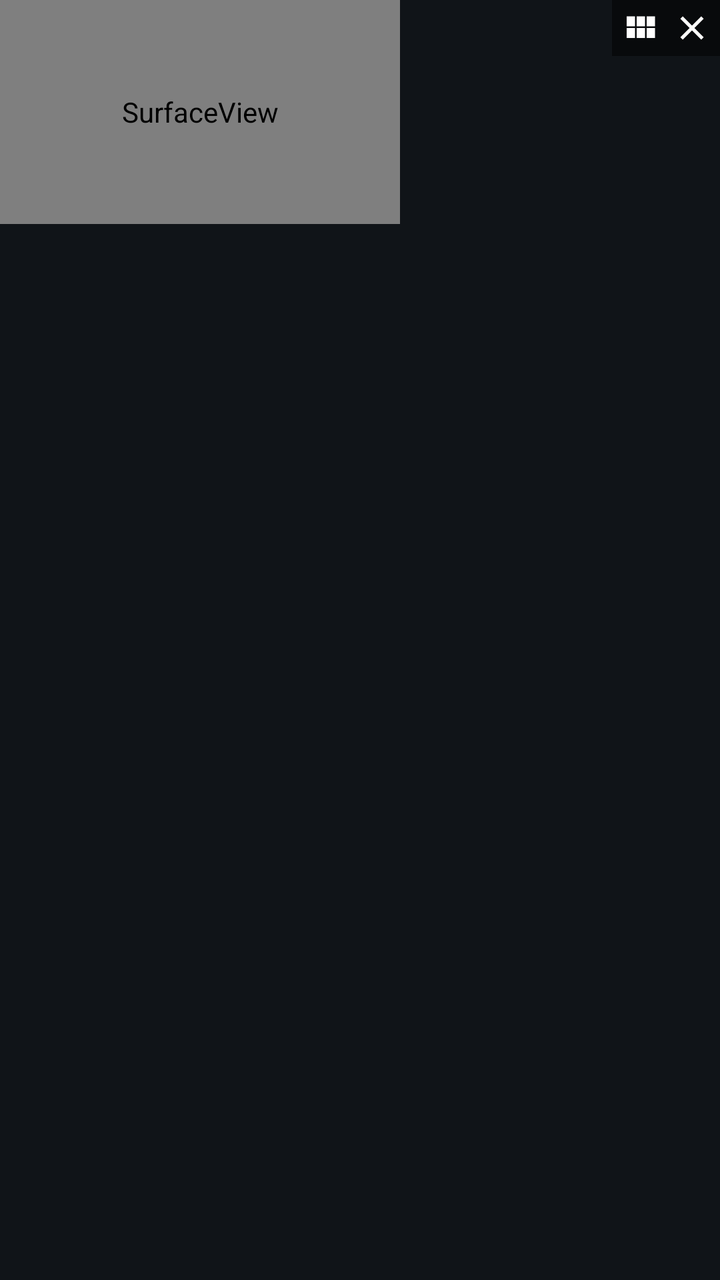
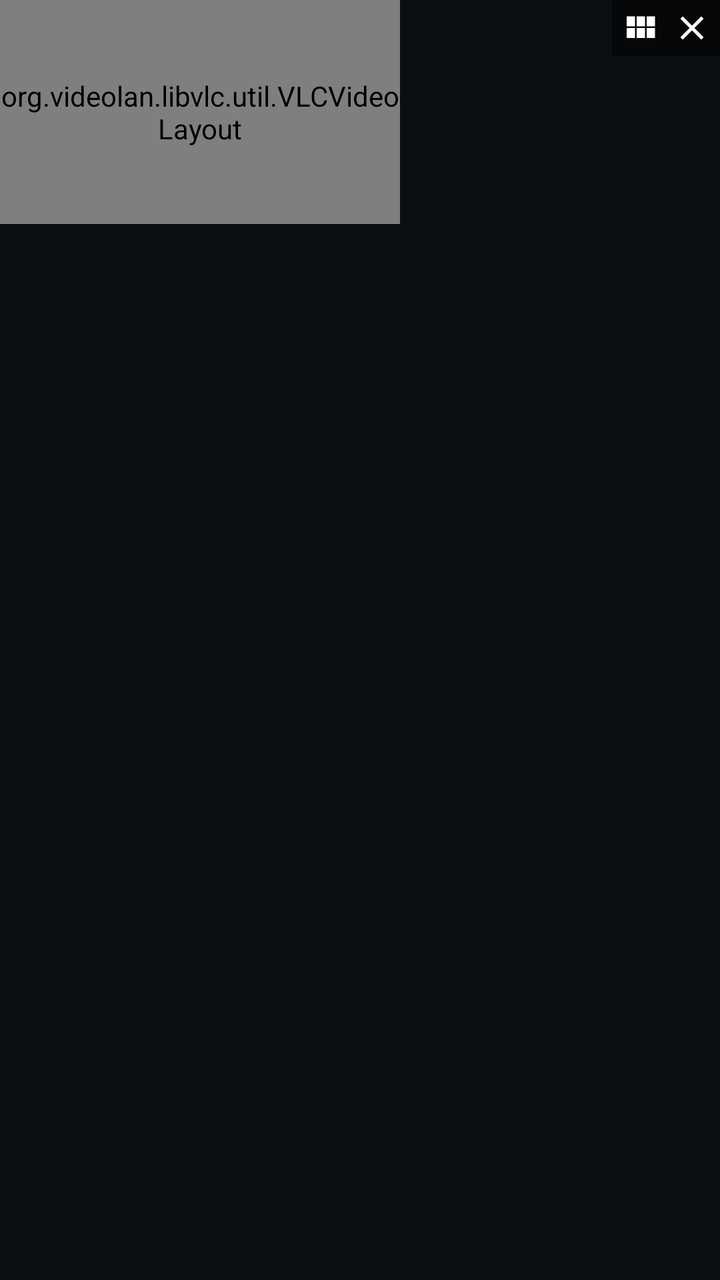

The first picture is an Android layout as it rendered before a commit; the second is the same layout after the commit. The layout source and the unified diff follow.
<!-- AndroidManifest.xml: application theme Theme.CameraManager -->
<!-- res/layout/window_floating.xml -->
<?xml version="1.0" encoding="utf-8"?>
<FrameLayout xmlns:android="http://schemas.android.com/apk/res/android"
    android:layout_width="wrap_content" android:layout_height="wrap_content"
    android:background="#00000000">

    <SurfaceView android:id="@+id/floatSurface"
        android:layout_width="200dp" android:layout_height="112dp"
        android:background="#000000"/>

    <LinearLayout
        android:layout_width="wrap_content" android:layout_height="wrap_content"
        android:layout_gravity="end|top"
        android:orientation="horizontal" android:background="#80000000"
        android:padding="4dp">
        <ImageView android:id="@+id/floatExpand"
            android:layout_width="20dp" android:layout_height="20dp"
            android:src="@drawable/ic_grid" android:tint="@color/white"
            android:layout_marginEnd="6dp"/>
        <ImageView android:id="@+id/floatClose"
            android:layout_width="20dp" android:layout_height="20dp"
            android:src="@drawable/ic_close" android:tint="@color/white"/>
    </LinearLayout>
</FrameLayout>
<!-- resources referenced by this layout -->
<resources>
  <color name="white">#FFFFFFFF</color>
  <!-- drawable ic_close (drawable) -->
  <vector xmlns:android="http://schemas.android.com/apk/res/android"
      android:width="24dp" android:height="24dp"
      android:viewportWidth="24" android:viewportHeight="24"
      android:tint="@color/white">
      <path android:fillColor="@android:color/white"
          android:pathData="M19,6.41L17.59,5 12,10.59 6.41,5 5,6.41 10.59,12 5,17.59 6.41,19 12,13.41 17.59,19 19,17.59 13.41,12z"/>
  </vector>
  <!-- drawable ic_grid (drawable) -->
  <vector xmlns:android="http://schemas.android.com/apk/res/android"
      android:width="24dp" android:height="24dp"
      android:viewportWidth="24" android:viewportHeight="24"
      android:tint="@color/white">
      <path android:fillColor="@android:color/white"
          android:pathData="M4,11h5V5H4zM4,18h5v-6H4zM10,18h5v-6h-5zM16,18h5v-6h-5zM10,11h5V5h-5zM16,5v6h5V5z"/>
  </vector>
  <style name="Theme.CameraManager" parent="Theme.MaterialComponents.DayNight.NoActionBar">
          <item name="colorPrimary">@color/brand_primary</item>
          <item name="colorPrimaryVariant">@color/brand_primary_dark</item>
          <item name="colorOnPrimary">@color/white</item>
          <item name="colorSecondary">@color/brand_accent</item>
          <item name="colorOnSecondary">@color/black</item>
          <item name="android:colorBackground">@color/bg_dark</item>
          <item name="android:windowBackground">@color/bg_dark</item>
          <item name="android:statusBarColor" tools:targetApi="l">@color/brand_primary_dark</item>
          <item name="materialAlertDialogTheme">@style/AlertDialogDark</item>
      </style>
  <color name="brand_primary">#1565C0</color>
  <color name="brand_primary_dark">#0D47A1</color>
  <color name="brand_accent">#FF9800</color>
  <color name="black">#FF000000</color>
  <color name="bg_dark">#101418</color>
  <style name="AlertDialogDark" parent="ThemeOverlay.MaterialComponents.Dialog.Alert">
          <item name="android:background">@color/bg_card</item>
          <item name="android:textColorPrimary">@color/text_primary</item>
          <item name="android:textColor">@color/text_primary</item>
      </style>
  <color name="bg_card">#1C2026</color>
  <color name="text_primary">#FFFFFF</color>
</resources>

<!-- the commit's change to res/layout/window_floating.xml (unified diff, before → after) -->
@@ -1,9 +1,10 @@
 <?xml version="1.0" encoding="utf-8"?>
 <FrameLayout xmlns:android="http://schemas.android.com/apk/res/android"
+    xmlns:app="http://schemas.android.com/apk/res-auto"
     android:layout_width="wrap_content" android:layout_height="wrap_content"
     android:background="#00000000">
 
-    <SurfaceView android:id="@+id/floatSurface"
+    <org.videolan.libvlc.util.VLCVideoLayout android:id="@+id/floatSurface"
         android:layout_width="200dp" android:layout_height="112dp"
         android:background="#000000"/>
 
<!-- resource entries referenced after the edit -->
@@ -23,22 +23,29 @@
           <item name="colorOnPrimary">@color/white</item>
           <item name="colorSecondary">@color/brand_accent</item>
           <item name="colorOnSecondary">@color/black</item>
+          <item name="colorSurface">@color/surface</item>
+          <item name="colorOnSurface">@color/text_primary</item>
+          <item name="colorError">@color/alarm_red</item>
           <item name="android:colorBackground">@color/bg_dark</item>
           <item name="android:windowBackground">@color/bg_dark</item>
-          <item name="android:statusBarColor" tools:targetApi="l">@color/brand_primary_dark</item>
+          <item name="android:statusBarColor" tools:targetApi="l">@android:color/transparent</item>
+          <item name="android:windowLightStatusBar" tools:targetApi="23">false</item>
+          <item name="android:navigationBarColor" tools:targetApi="21">@color/bg_dark</item>
           <item name="materialAlertDialogTheme">@style/AlertDialogDark</item>
       </style>
-  <color name="brand_primary">#1565C0</color>
-  <color name="brand_primary_dark">#0D47A1</color>
-  <color name="brand_accent">#FF9800</color>
+  <color name="brand_primary">#1677FF</color>
+  <color name="brand_primary_dark">#0E5FD9</color>
+  <color name="brand_accent">#FF7A00</color>
   <color name="black">#FF000000</color>
-  <color name="bg_dark">#101418</color>
-  <style name="AlertDialogDark" parent="ThemeOverlay.MaterialComponents.Dialog.Alert">
+  <color name="surface">#12161D</color>
+  <color name="bg_dark">#0B0E13</color>
+  <style name="AlertDialogDark" parent="ThemeOverlay.MaterialComponents.MaterialAlertDialog">
           <item name="android:background">@color/bg_card</item>
           <item name="android:textColorPrimary">@color/text_primary</item>
-          <item name="android:textColor">@color/text_primary</item>
+          <item name="colorSurface">@color/bg_card</item>
       </style>
-  <color name="bg_card">#1C2026</color>
+  <color name="bg_card">#171B22</color>
   <color name="text_primary">#FFFFFF</color>
+  <color name="alarm_red">#F31260</color>
 </resources>
 
